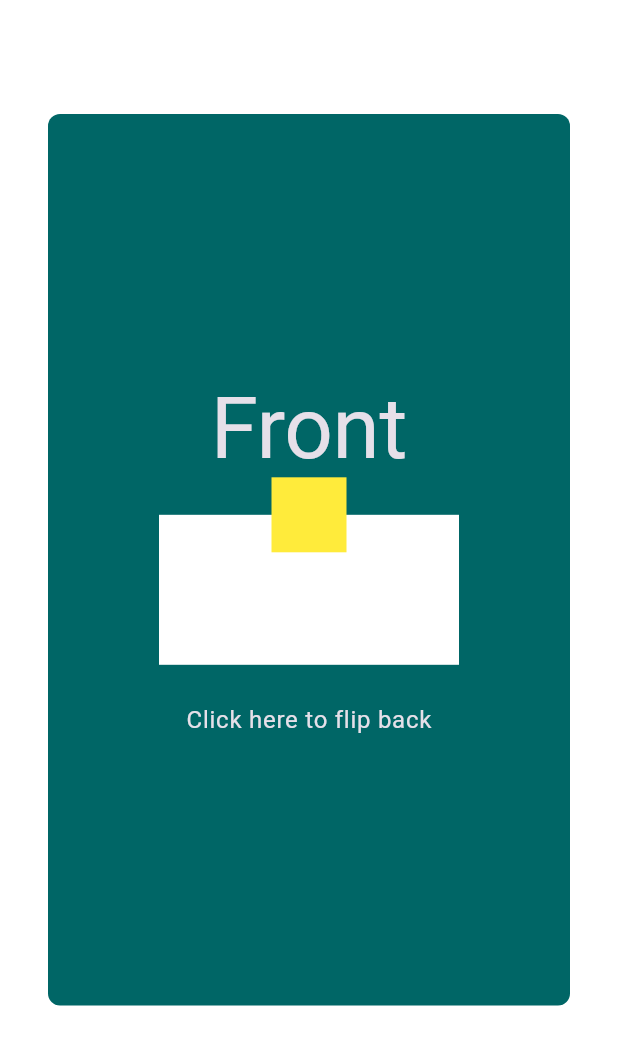
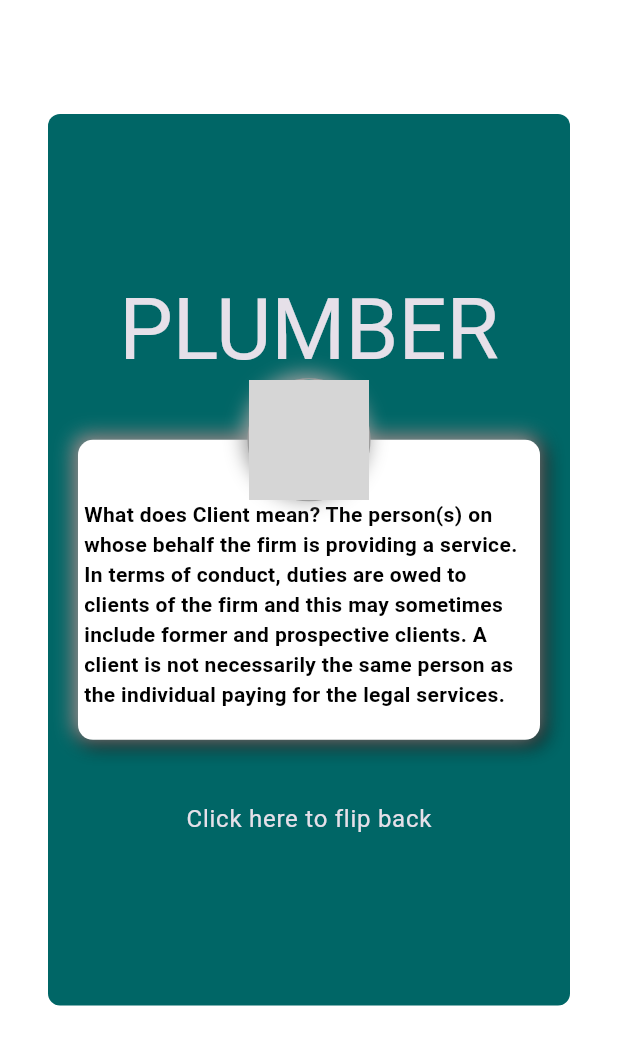
Before and after one commit to shubhamgitvns/Local_working_App, a Flutter app: the screen it shows after launch, on a phone screen of 412 x 824 dp. Shown: the top 1045 px of the screen. Run offline on Flutter 3.47's test engine with Material 3 defaults, Android fonts, the phone set to English and light mode, and no system bars; drawn by our look-alikes of flip_card; network calls fail; grey boxes are pictures that could not be loaded.

Commit message:
Create first side of flip animation

```diff
--- a/lib/main.dart
+++ b/lib/main.dart
@@ -48,34 +48,88 @@ class HomePage extends StatelessWidget {
           print(status);
         },
         front: Container(
-          decoration: BoxDecoration(
-            color: Color(0xFF006666),
+          decoration: const BoxDecoration(
+            color:Color(0xFF006666),
+
             borderRadius: BorderRadius.all(Radius.circular(8.0)),
           ),
           child: Column(
             mainAxisAlignment: MainAxisAlignment.center,
             children: <Widget>[
-              Text('Front', style: Theme.of(context).textTheme.headline1),
+              Text('PLUMBER', style: Theme.of(context).textTheme.headline1),
               Stack(
                 alignment: Alignment.center,
                 children: [
-                  Container(
-                    height: 100,
-                    width: 200,
-                    color: Colors.white,
+                  Padding(
+                    padding: const EdgeInsets.all(20.0),
+                    child: Container(
+                      height: 200,
+
+                      decoration: const BoxDecoration(
+                        color: Colors.white,
+                        borderRadius: BorderRadius.all(Radius.circular(10)),
+                          boxShadow: [
+                            BoxShadow(
+                              color: Colors.black,
+                              offset: Offset(2.0, 2.0),
+                              blurRadius: 10,
+                              spreadRadius: 1.0,
+                            ),
+                            BoxShadow(
+                              color: Colors.grey,
+                              offset: Offset(-2.0, -2.0),
+                              blurRadius: 10,
+                              spreadRadius: 1.0,
+                            ),
+                          ]
+                      ),
+                      child: Center(
+                        child: SizedBox(
+                          width: 300,
+                          child: Padding(
+                            padding: const EdgeInsets.only(top: 20),
+                            child: Text(
+                              "What does Client mean? The person(s) on whose behalf the firm is providing a service. In terms of conduct, duties are owed to clients of the firm and this may sometimes include former and prospective clients. A client is not necessarily the same person as the individual paying for the legal services.",
+                              style: TextStyle(
+                                  color: Colors.black,
+
+                                  fontWeight: FontWeight.bold),
+                            ),
+                          ),
+                        ),
+                      ),
+                    ),
                   ),
                   Padding(
-                    padding: const EdgeInsets.only(bottom: 100),
+                    padding: const EdgeInsets.only(bottom: 200),
                     child: Container(
-                      height: 50,
-                      width: 50,
-                      color: Colors.yellow,
+                      decoration: BoxDecoration(
+                        border: Border.all(color: Colors.grey),
+                        borderRadius: BorderRadius.all(Radius.circular(50),),
+                          boxShadow: const [
+                            BoxShadow(
+                              color: Colors.transparent,
+                              offset: Offset(2.0, 2.0),
+                              blurRadius: 10,
+                              spreadRadius: 1.0,
+                            ),
+                            BoxShadow(
+                              color: Colors.grey,
+                              offset: Offset(-2.0, -2.0),
+                              blurRadius: 10,
+                              spreadRadius: 1.0,
+                            ),
+                          ]
+                      ),
+                      child: CircleAvatar(
+                        radius: 40,
+                        backgroundColor: Colors.teal,
+                        backgroundImage: NetworkImage("https://png.pngtree.com/png-clipart/20230423/original/pngtree-plumber-flat-icon-png-image_9077310.png"),
+                      ),
                     ),
                   )
                 ],
-
               ),
-
               Text('Click here to flip back',
                   style: Theme.of(context).textTheme.bodyText1),
             ],
@@ -89,7 +143,7 @@ class HomePage extends StatelessWidget {
           child: Column(
             mainAxisAlignment: MainAxisAlignment.center,
             children: <Widget>[
-              Text('Back', style: Theme.of(context).textTheme.headline1),
+              Card(child: Text('Back', style: Theme.of(context).textTheme.headline1)),
               Text('Click here to flip front',
                   style: Theme.of(context).textTheme.bodyText1),
             ],
```
